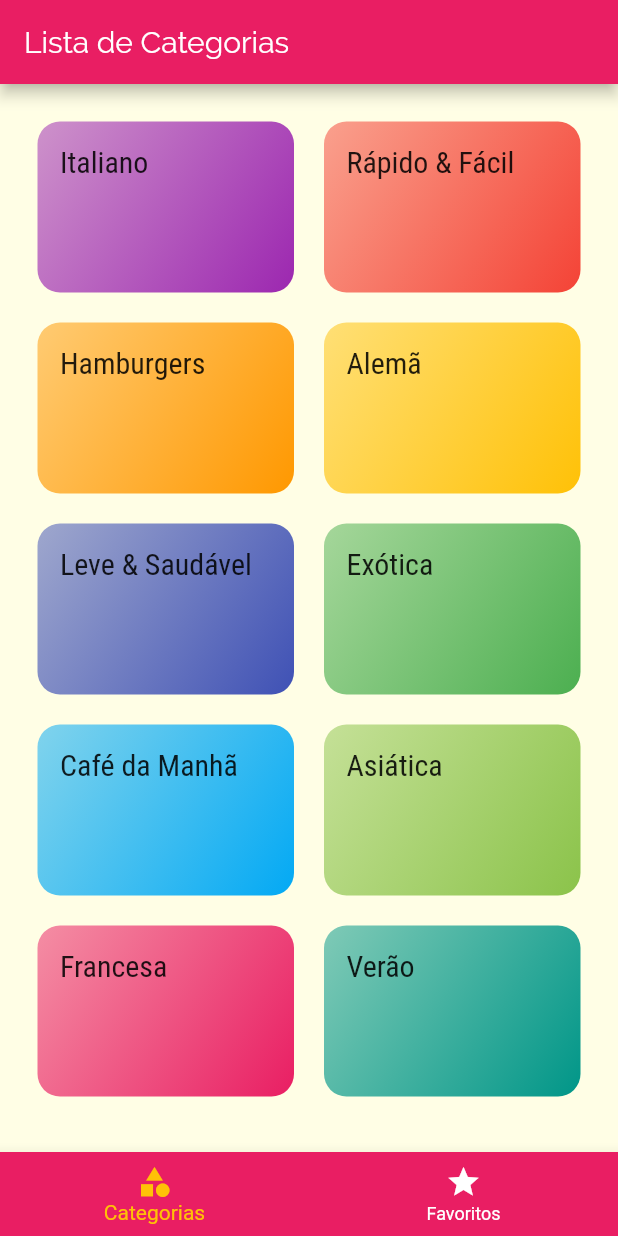
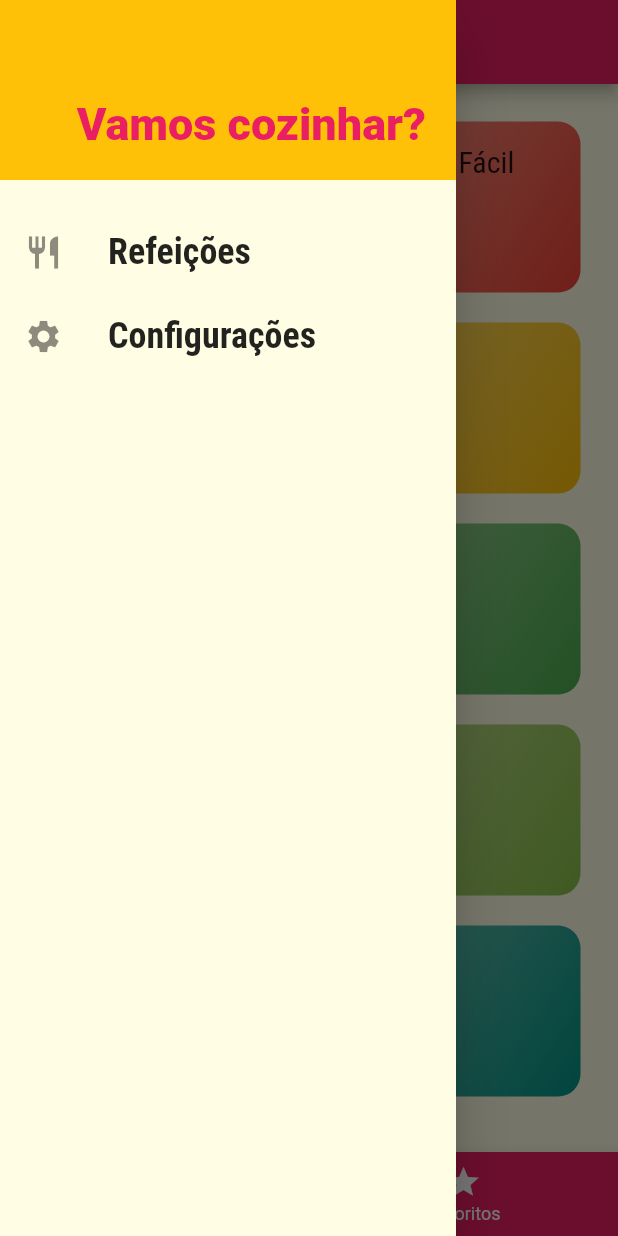
Before and after one commit to JoelSchecheleski/food, a Flutter app: the screen it shows after launch, with the side drawer open (before the commit the screen has no drawer), on a phone screen of 412 x 824 dp. Run offline on Flutter 3.47's test engine with Material 2 defaults, Android fonts, the phone set to English and light mode, and no system bars.

Commit message:
Adiciondo drawer personalizado

```diff
--- /dev/null
+++ b/lib/componentes/main_drawer.dart
@@ -0,0 +1,52 @@
+import 'package:flutter/material.dart';
+import 'package:food/utils/app-routes.dart';
+
+class MainDrawer extends StatelessWidget {
+  Widget _createItem(IconData icon, String label, Function onTap) {
+    return ListTile(
+      leading: Icon(
+        icon,
+        size: 26,
+      ),
+      title: Text(
+        label,
+        style: TextStyle(
+            fontFamily: 'RobotoCondensed',
+            fontSize: 24,
+            fontWeight: FontWeight.w700),
+      ),
+      onTap: onTap,
+    );
+  }
+
+  @override
+  Widget build(BuildContext context) {
+    return Drawer(
+      child: Column(
+        children: [
+          Container(
+            height: 120,
+            width: double.infinity,
+            padding: EdgeInsets.all(20),
+            color: Theme.of(context).accentColor,
+            alignment: Alignment.bottomRight,
+            child: Text(
+              'Vamos cozinhar?',
+              style: TextStyle(
+                  fontWeight: FontWeight.w900,
+                  fontSize: 30,
+                  color: Theme.of(context).primaryColor),
+            ),
+          ),
+          SizedBox(
+            height: 20,
+          ),
+          _createItem(Icons.restaurant, 'Refeições',
+              () => Navigator.of(context).pushNamed(AppRoutes.HOME)),
+          _createItem(Icons.settings, 'Configurações',
+              () => Navigator.of(context).pushNamed(AppRoutes.SETTINGS)),
+        ],
+      ),
+    );
+  }
+}
--- a/lib/main.dart
+++ b/lib/main.dart
@@ -2,6 +2,7 @@ import 'package:flutter/material.dart';
 import 'package:food/screens/categories_meals_screen.dart';
 import 'package:food/screens/categories_screen.dart';
 import 'package:food/screens/meal_detail_screen.dart';
+import 'package:food/screens/settings_screen.dart';
 import 'package:food/screens/tabs_screen.dart';
 import 'package:food/utils/app-routes.dart';
 
@@ -30,6 +31,7 @@ class MyApp extends StatelessWidget {
         AppRoutes.HOME: (ctx) => TabScreen(), // por padrão o '/' é a raiz da aplicação
         AppRoutes.CATEGORIES_MEALS: (ctx) => CategoriesMealsScreen(),
         AppRoutes.MEAL_DETAIL: (ctx) => MealDetailScreen(),
+        AppRoutes.SETTINGS:  (ctx) => SettingsScreen(),
       },
       onGenerateRoute: (settings) {
         // Resolve as rotas dinamicamente
--- /dev/null
+++ b/lib/screens/settings_screen.dart
@@ -0,0 +1,15 @@
+import 'package:flutter/material.dart';
+
+class SettingsScreen extends StatelessWidget {
+  @override
+  Widget build(BuildContext context) {
+    return Scaffold(
+      appBar: AppBar(
+        title: Text('Configurações'),
+      ),
+      body: Center(
+        child: Text('Configurações!'),
+      ),
+    );
+  }
+}
--- a/lib/screens/tabs_screen.dart
+++ b/lib/screens/tabs_screen.dart
@@ -1,4 +1,5 @@
 import 'package:flutter/material.dart';
+import 'package:food/componentes/main_drawer.dart';
 import 'package:food/screens/categories_screen.dart';
 import 'package:food/screens/favorite_screen.dart';
 
@@ -25,8 +26,11 @@ class _TabScreenState extends State<TabScreen> {
   Widget build(BuildContext context) {
     return Scaffold(
       appBar: AppBar(
-        title:  Text(_screens[_selectedScreenIndex]['title'])
+        title: Text(
+          _screens[_selectedScreenIndex]['title'],
+        ),
       ),
+      drawer: MainDrawer(),
       body: _screens[_selectedScreenIndex]['screen'],
       bottomNavigationBar: BottomNavigationBar(
         onTap: _selectScreen,
@@ -45,7 +49,7 @@ class _TabScreenState extends State<TabScreen> {
 //            backgroundColor: Theme.of(context).primaryColor,
             icon: Icon(Icons.star),
             title: Text('Favoritos'),
-          )
+          ),
         ],
       ),
     );
--- a/lib/utils/app-routes.dart
+++ b/lib/utils/app-routes.dart
@@ -2,4 +2,5 @@ class AppRoutes {
   static const HOME = '/';
   static const CATEGORIES_MEALS = '/categories-meals';
   static const MEAL_DETAIL = '/meal-detail';
+  static const SETTINGS = '/settings';
 }
```
